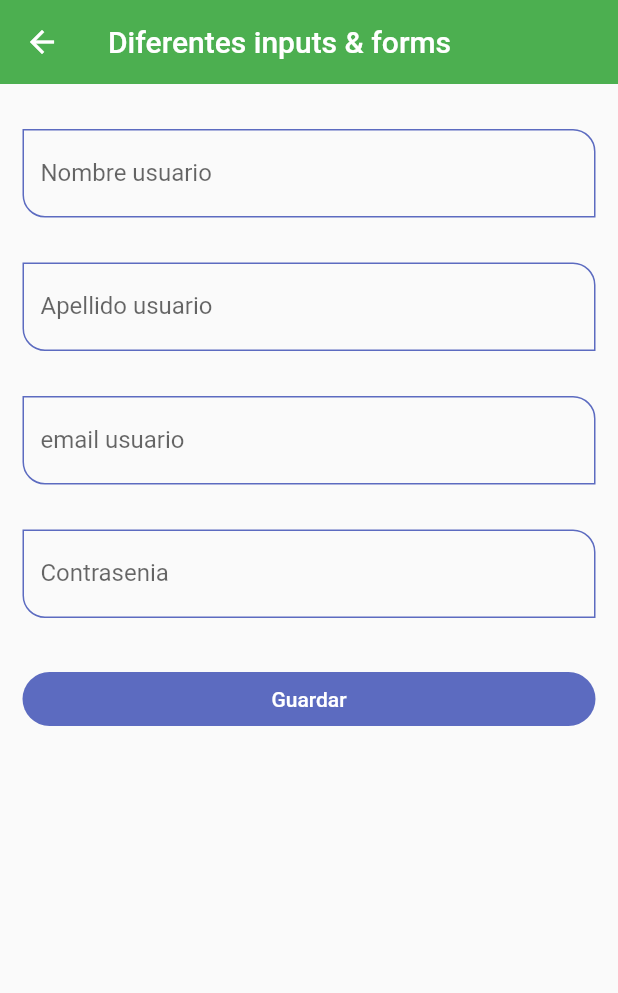
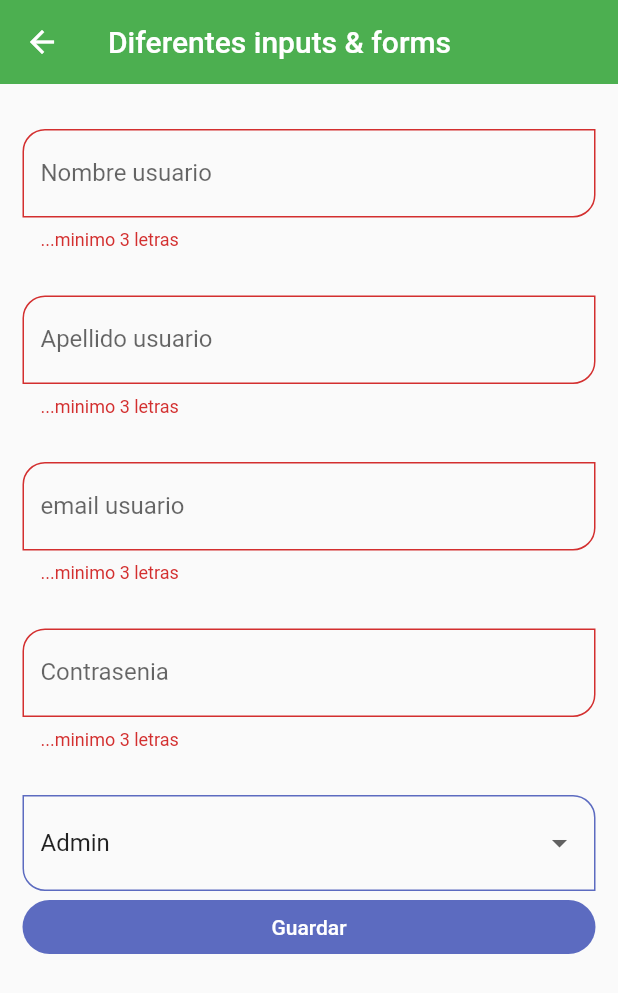
Before and after one commit to jcarloshg/Componentes_Flutter, a Flutter app: the InputsScreen screen opened by its route, after a tap on "Guardar", on a phone screen of 412 x 824 dp. Shown: the top 993 px of the screen. Run offline on Flutter 3.47's test engine with Material 2 defaults, Android fonts, the phone set to English and light mode, and no system bars.

Commit message:
MODIFY forms into [inputs_screen]

```diff
--- a/lib/pages/inputs_screen/inputs_screen.dart
+++ b/lib/pages/inputs_screen/inputs_screen.dart
@@ -27,32 +27,54 @@
             key: myFormKey,
             child: Column(
               children: [
-                const CustomInputField(
+                CustomInputField(
                   labelText: 'Nombre usuario',
                   hintText: 'Nombre de la persona',
+                  formProperty: 'first_name',
+                  formValue: formValues,
                 ),
                 const SizedBox(height: 30),
-                const CustomInputField(
+                CustomInputField(
                   labelText: 'Apellido usuario',
                   hintText: 'Apellido de la persona',
+                  formProperty: 'last_name',
+                  formValue: formValues,
                 ),
                 const SizedBox(height: 30),
-                const CustomInputField(
+                CustomInputField(
                   labelText: 'email usuario',
                   hintText: 'email de la persona',
                   keyboardType: TextInputType.emailAddress,
+                  formProperty: 'email',
+                  formValue: formValues,
                 ),
                 const SizedBox(height: 30),
-                const CustomInputField(
+                CustomInputField(
                   labelText: 'Contrasenia',
                   hintText: 'Contrasenia debe ser 8 digs',
                   keyboardType: TextInputType.visiblePassword,
                   obscureText: true,
+                  formProperty: 'password',
+                  formValue: formValues,
                 ),
                 const SizedBox(height: 30),
+                DropdownButtonFormField<dynamic>(
+                  value: 'Admin',
+                  items: const [
+                    DropdownMenuItem(value: 'Admin', child: Text('Admin')),
+                    DropdownMenuItem(
+                        value: 'Super user', child: Text('Super user')),
+                    DropdownMenuItem(
+                        value: 'Sr. Dev.', child: Text('Sr. Dev.')),
+                    DropdownMenuItem(
+                        value: 'Jr. Dev.', child: Text('Jr. Dev.')),
+                  ],
+                  // ignore: avoid_print
+                  onChanged: (value) => formValues['role'] = value,
+                ),
                 ElevatedButton(
                   onPressed: () {
-                    FocusScope.of(context).requestFocus(FocusNode());
+                    // FocusScope.of(context).requestFocus(FocusNode());
 
                     if (!myFormKey.currentState!.validate()) {
                       // ignore: avoid_print
--- a/lib/pages/inputs_screen/widgets/CustomInputField/customInput_field.dart
+++ b/lib/pages/inputs_screen/widgets/CustomInputField/customInput_field.dart
@@ -10,6 +10,9 @@
   final IconData? prefixIcon;
   final IconData? icon;
 
+  final String formProperty;
+  final Map<String, String> formValue;
+
   const CustomInputField({
     Key? key,
     this.hintText,
@@ -20,6 +23,8 @@
     this.icon,
     this.keyboardType,
     this.obscureText = false,
+    required this.formProperty,
+    required this.formValue,
   }) : super(key: key);
 
   @override
@@ -57,7 +62,7 @@
       // initialValue: 'Jose Carlos',
       textCapitalization: TextCapitalization.words,
       // ignore: avoid_print
-      onChanged: (value) => print('valor input $value'),
+      onChanged: (value) => formValue[formProperty] = value,
       validator: (value) {
         if (value == null) return 'Es requerido';
         return (value.length < 3) ? "...minimo 3 letras " : null;
--- /dev/null
+++ b/lib/pages/slider/slider_screen.dart
@@ -0,0 +1,14 @@
+import 'package:flutter/material.dart';
+
+class SliderScreen extends StatelessWidget {
+  const SliderScreen({Key? key}) : super(key: key);
+
+  @override
+  Widget build(BuildContext context) {
+    return const Scaffold(
+      body: Center(
+        child: Text('SliderScreen'),
+      ),
+    );
+  }
+}
```
